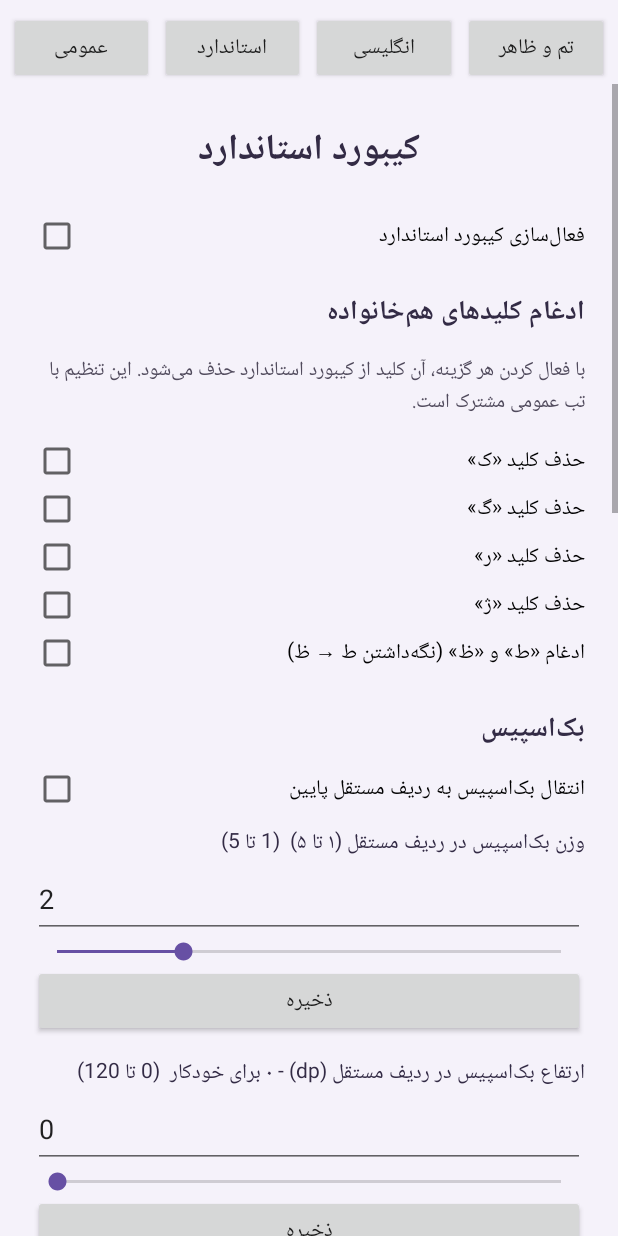
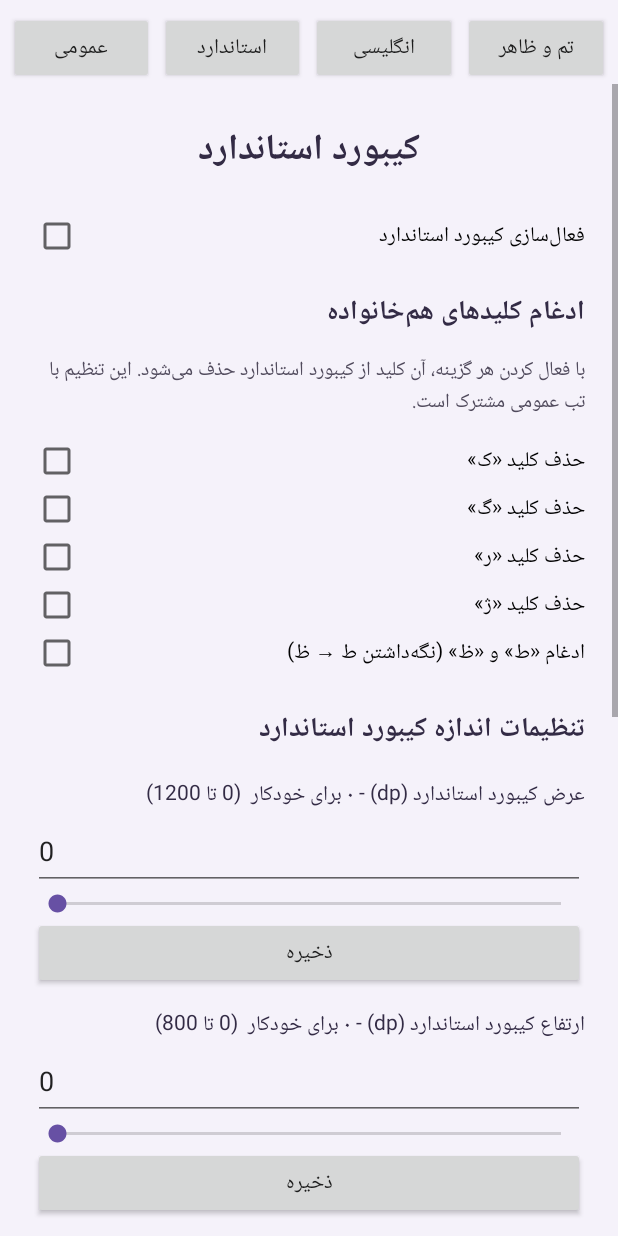
Before and after one commit to smhosseini397/SMHKeyBoard.ai, an Android app: the screen it shows after launch (SettingsActivity), after a tap on "استاندارد", on a phone screen of 412 x 824 dp. Run offline under Robolectric (Android 15) with nearby library versions, the phone set to English and light mode, and no system bars; 1 other tap on this screen came first.

Commit message:
Update SettingsActivity.kt

```diff
--- a/app/src/main/java/com/farshekashan/keyfarsi/SettingsActivity.kt
+++ b/app/src/main/java/com/farshekashan/keyfarsi/SettingsActivity.kt
@@ -191,24 +191,6 @@ class SettingsActivity : Activity() {
             setPadding(0, dp(8), 0, dp(16))
         })
 
-        outer.addView(sectionTitle("تنظیمات عمومی (حالت عمودی)"))
-        addNumberField(outer, "عرض کیبورد فارسی (dp)", "fa_keyboard_width", 360, 0, 1200)
-        addNumberField(outer, "ارتفاع کل کیبورد فارسی (dp)", "fa_keyboard_height", 270, 150, 800)
-        addNumberField(outer, "عرض دکمه‌ها (dp) - ۰ برای خودکار", "fa_key_width", 0, 0, 200)
-        addNumberField(outer, "ارتفاع دکمه‌ها (dp)", "fa_key_height", 48, 30, 120)
-        addNumberField(outer, "فاصله بین دکمه‌ها (dp)", "fa_key_gap", 4, 0, 20)
-        addNumberField(outer, "حاشیه امن (پیکسل) - برای جلوگیری از بیرون‌زدگی دکمه‌ها", "keyboard_padding", 2, 1, 5)
-
-        outer.addView(sectionTitle("اندازه دکمه‌های فاصله و اینتر"))
-        outer.addView(TextView(this).apply {
-            text = "مقدار بزرگ‌تر = دکمه پهن‌تر. این تنظیم در هر دو حالت کیبورد (عادی و استاندارد) اعمال می‌شود."
-            textSize = 13f
-            setTextColor(0xFF514B5D.toInt())
-            setPadding(0, dp(4), 0, dp(10))
-        })
-        addNumberField(outer, "وزن دکمه فاصله (۱ تا ۸)", "space_weight", 3, 1, 8)
-        addNumberField(outer, "وزن دکمه اینتر (۱۰ تا ۲۵ - تقسیم بر ۱۰ می‌شود)", "enter_weight", 15, 10, 25)
-
         outer.addView(sectionTitle("تصحیح خودکار"))
         val autoCorrect = CheckBox(this).apply {
             text = "فعال‌سازی جایگزینی خودکار کلمات"
@@ -253,36 +235,6 @@ class SettingsActivity : Activity() {
             }
             outer.addView(cb)
         }
-
-        outer.addView(sectionTitle("بک‌اسپیس"))
-        val backspaceSeparate = CheckBox(this).apply {
-            text = "انتقال بک‌اسپیس به ردیف مستقل پایین"
-            isChecked = prefs.getBoolean("backspace_separate_row", false)
-            setOnCheckedChangeListener { _, checked ->
-                prefs.edit().putBoolean("backspace_separate_row", checked).apply()
-                Toast.makeText(
-                    this@SettingsActivity,
-                    "برای اعمال تغییرات، کیبورد را ببندید و دوباره باز کنید",
-                    Toast.LENGTH_SHORT
-                ).show()
-            }
-        }
-        outer.addView(backspaceSeparate)
-        addNumberField(outer, "وزن بک‌اسپیس در ردیف مستقل (۱ تا ۵)", "backspace_weight", 2, 1, 5)
-        addNumberField(outer, "ارتفاع بک‌اسپیس در ردیف مستقل (dp) - ۰ برای خودکار", "backspace_separate_height", 0, 0, 120)
-
-        outer.addView(sectionTitle("جابه‌جایی عمودی کیبورد"))
-        outer.addView(TextView(this).apply {
-            text = "اگر کیبورد خیلی پایین است، آن را به سمت بالا ببرید. مقدار مثبت = بالا، منفی = پایین."
-            textSize = 13f
-            setTextColor(0xFF514B5D.toInt())
-            setPadding(0, dp(4), 0, dp(10))
-        })
-        addNumberField(outer, "جابه‌جایی عمودی (dp) - ۱۰۰- تا ۲۰۰", "keyboard_vertical_offset", 0, -100, 200)
-
-        outer.addView(sectionTitle("تنظیمات عمومی (حالت افقی)"))
-        addNumberField(outer, "عرض کیبورد در حالت افقی (dp) - ۰ برای خودکار", "keyboard_width_landscape", 0, 0, 1200)
-        addNumberField(outer, "ارتفاع کیبورد در حالت افقی (dp) - ۰ برای خودکار", "keyboard_height_landscape", 0, 0, 800)
 
         return outer
     }
@@ -388,32 +340,6 @@ class SettingsActivity : Activity() {
             outer.addView(cb)
         }
 
-        outer.addView(sectionTitle("بک‌اسپیس"))
-        val backspaceSeparate = CheckBox(this).apply {
-            text = "انتقال بک‌اسپیس به ردیف مستقل پایین"
-            isChecked = prefs.getBoolean("backspace_separate_row", false)
-            setOnCheckedChangeListener { _, checked ->
-                prefs.edit().putBoolean("backspace_separate_row", checked).apply()
-                Toast.makeText(
-                    this@SettingsActivity,
-                    "برای اعمال تغییرات، کیبورد را ببندید و دوباره باز کنید",
-                    Toast.LENGTH_SHORT
-                ).show()
-            }
-        }
-        outer.addView(backspaceSeparate)
-        addNumberField(outer, "وزن بک‌اسپیس در ردیف مستقل (۱ تا ۵)", "backspace_weight", 2, 1, 5)
-        addNumberField(outer, "ارتفاع بک‌اسپیس در ردیف مستقل (dp) - ۰ برای خودکار", "backspace_separate_height", 0, 0, 120)
-
-        outer.addView(sectionTitle("جابه‌جایی عمودی کیبورد"))
-        outer.addView(TextView(this).apply {
-            text = "اگر کیبورد خیلی پایین است، آن را به سمت بالا ببرید. مقدار مثبت = بالا، منفی = پایین."
-            textSize = 13f
-            setTextColor(0xFF514B5D.toInt())
-            setPadding(0, dp(4), 0, dp(10))
-        })
-        addNumberField(outer, "جابه‌جایی عمودی (dp) - ۱۰۰- تا ۲۰۰", "keyboard_vertical_offset", 0, -100, 200)
-
         outer.addView(sectionTitle("تنظیمات اندازه کیبورد استاندارد"))
         addNumberField(outer, "عرض کیبورد استاندارد (dp) - ۰ برای خودکار", "standard_keyboard_width", 0, 0, 1200)
         addNumberField(outer, "ارتفاع کیبورد استاندارد (dp) - ۰ برای خودکار", "standard_keyboard_height", 0, 0, 800)
@@ -502,6 +428,49 @@ class SettingsActivity : Activity() {
         }
         outer.addView(spinner, match())
 
+        outer.addView(sectionTitle("اندازه و چیدمان کیبورد"))
+        addNumberField(outer, "عرض کیبورد فارسی (dp)", "fa_keyboard_width", 360, 0, 1200)
+        addNumberField(outer, "ارتفاع کل کیبورد فارسی (dp)", "fa_keyboard_height", 270, 150, 800)
+        addNumberField(outer, "عرض دکمه‌ها (dp) - ۰ برای خودکار", "fa_key_width", 0, 0, 200)
+        addNumberField(outer, "ارتفاع دکمه‌ها (dp)", "fa_key_height", 48, 30, 120)
+        addNumberField(outer, "فاصله بین دکمه‌ها (dp)", "fa_key_gap", 4, 0, 20)
+        addNumberField(outer, "حاشیه امن (پیکسل)", "keyboard_padding", 2, 1, 5)
+        addNumberField(outer, "عرض کیبورد در حالت افقی (dp) - ۰ برای خودکار", "keyboard_width_landscape", 0, 0, 1200)
+        addNumberField(outer, "ارتفاع کیبورد در حالت افقی (dp) - ۰ برای خودکار", "keyboard_height_landscape", 0, 0, 800)
+
+        outer.addView(sectionTitle("اندازه دکمه‌های فاصله و اینتر"))
+        outer.addView(TextView(this).apply {
+            text = "مقدار بزرگ‌تر = دکمه پهن‌تر. در هر دو حالت عادی و استاندارد اعمال می‌شود."
+            textSize = 13f
+            setTextColor(0xFF514B5D.toInt())
+            setPadding(0, dp(4), 0, dp(10))
+        })
+        addNumberField(outer, "وزن دکمه فاصله (۱ تا ۸)", "space_weight", 3, 1, 8)
+        addNumberField(outer, "وزن دکمه اینتر (۱۰ تا ۲۵ - تقسیم بر ۱۰)", "enter_weight", 15, 10, 25)
+
+        outer.addView(sectionTitle("بک‌اسپیس"))
+        val bsCheck = CheckBox(this).apply {
+            text = "انتقال بک‌اسپیس به ردیف مستقل پایین"
+            isChecked = prefs.getBoolean("backspace_separate_row", false)
+            setOnCheckedChangeListener { _, checked ->
+                prefs.edit().putBoolean("backspace_separate_row", checked).apply()
+                Toast.makeText(this@SettingsActivity, "برای اعمال تغییرات، کیبورد را ببندید و دوباره باز کنید", Toast.LENGTH_SHORT).show()
+            }
+        }
+        outer.addView(bsCheck)
+        addNumberField(outer, "وزن بک‌اسپیس در ردیف مستقل (۱ تا ۵)", "backspace_weight", 2, 1, 5)
+        addNumberField(outer, "ارتفاع بک‌اسپیس در ردیف مستقل (dp) - ۰ برای خودکار", "backspace_separate_height", 0, 0, 120)
+        addNumberField(outer, "عرض بک‌اسپیس در حالت عادی (۵ تا ۳۰)", "backspace_inline_width", 15, 5, 30)
+
+        outer.addView(sectionTitle("جابه‌جایی عمودی کیبورد"))
+        outer.addView(TextView(this).apply {
+            text = "مقدار مثبت = بالا، منفی = پایین"
+            textSize = 13f
+            setTextColor(0xFF514B5D.toInt())
+            setPadding(0, dp(4), 0, dp(10))
+        })
+        addNumberField(outer, "جابه‌جایی عمودی (dp) - ۱۰۰- تا ۲۰۰", "keyboard_vertical_offset", 0, -100, 200)
+
         val reset = Button(this).apply {
             text = "بازنشانی همه تنظیمات به پیش‌فرض"
             setOnClickListener {
@@ -533,6 +502,7 @@ class SettingsActivity : Activity() {
                     .putBoolean("backspace_separate_row", false)
                     .putInt("backspace_weight", 2)
                     .putInt("backspace_separate_height", 0)
+                    .putInt("backspace_inline_width", 15)
                     .putInt("keyboard_vertical_offset", 0)
                     .putInt("space_weight", 3)
                     .putInt("enter_weight", 15)
```
